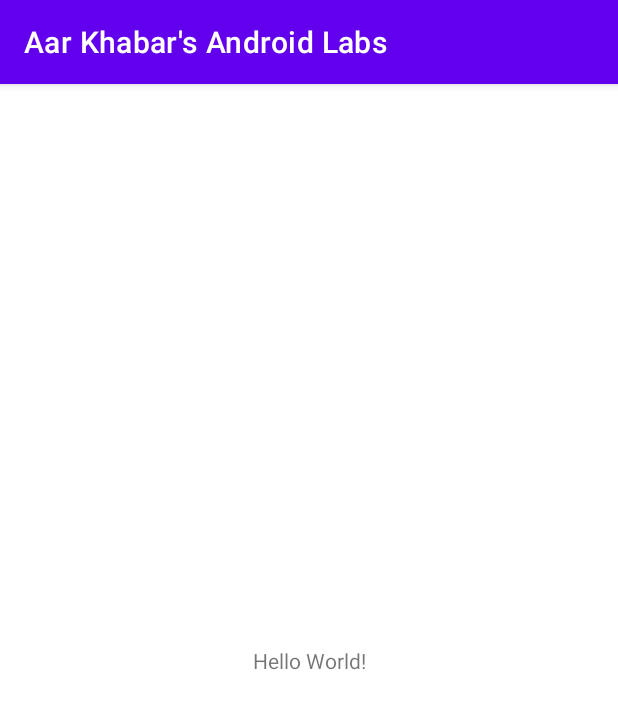
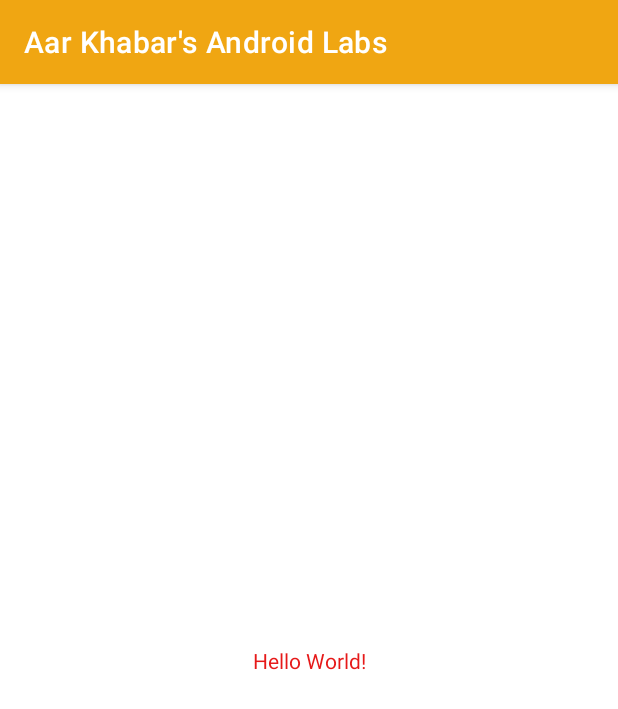
Before and after one commit to AarKhabar/MyAndroidLabs, an Android app: the screen it shows after launch (MainActivity), on a phone screen of 412 x 824 dp. Shown: the top 709 px of the screen. Run offline under Robolectric (Android 15) with nearby library versions, the phone set to English and light mode, and no system bars.

Commit message:
Second commit: changed the icon and app colours

```diff
--- a/app/src/main/AndroidManifest.xml
+++ b/app/src/main/AndroidManifest.xml
@@ -4,7 +4,7 @@
 
     <application
         android:allowBackup="true"
-        android:icon="@mipmap/ic_launcher"
+        android:icon="@drawable/app_icon"
         android:label="@string/app_name"
         android:roundIcon="@mipmap/ic_launcher_round"
         android:supportsRtl="true"
--- a/app/src/main/res/values-night/themes.xml
+++ /dev/null
@@ -1,16 +0,0 @@
-<resources xmlns:tools="http://schemas.android.com/tools">
-    <!-- Base application theme. -->
-    <style name="Theme.AarKhabarsAndroidLabs" parent="Theme.MaterialComponents.DayNight.DarkActionBar">
-        <!-- Primary brand color. -->
-        <item name="colorPrimary">@color/purple_200</item>
-        <item name="colorPrimaryVariant">@color/purple_700</item>
-        <item name="colorOnPrimary">@color/black</item>
-        <!-- Secondary brand color. -->
-        <item name="colorSecondary">@color/teal_200</item>
-        <item name="colorSecondaryVariant">@color/teal_200</item>
-        <item name="colorOnSecondary">@color/black</item>
-        <!-- Status bar color. -->
-        <item name="android:statusBarColor" tools:targetApi="l">?attr/colorPrimaryVariant</item>
-        <!-- Customize your theme here. -->
-    </style>
-</resources>
--- a/app/src/main/res/values/colors.xml
+++ b/app/src/main/res/values/colors.xml
@@ -1,10 +1,9 @@
 <?xml version="1.0" encoding="utf-8"?>
 <resources>
-    <color name="purple_200">#FFBB86FC</color>
-    <color name="purple_500">#FF6200EE</color>
-    <color name="purple_700">#FF3700B3</color>
-    <color name="teal_200">#FF03DAC5</color>
-    <color name="teal_700">#FF018786</color>
-    <color name="black">#FF000000</color>
+    <color name="my_primary">#F0A612</color>
+    <color name="my_secondary">#A60E0E</color>
+    <color name="my_statusbar">#33BD14</color>
+    <color name="my_text">#E61919</color>
+    <color name="black">#000000</color>
     <color name="white">#FFFFFFFF</color>
 </resources>
--- a/app/src/main/res/values/themes.xml
+++ b/app/src/main/res/values/themes.xml
@@ -2,15 +2,15 @@
     <!-- Base application theme. -->
     <style name="Theme.AarKhabarsAndroidLabs" parent="Theme.MaterialComponents.DayNight.DarkActionBar">
         <!-- Primary brand color. -->
-        <item name="colorPrimary">@color/purple_500</item>
-        <item name="colorPrimaryVariant">@color/purple_700</item>
-        <item name="colorOnPrimary">@color/white</item>
+        <item name="colorPrimary">@color/my_primary</item>
+
         <!-- Secondary brand color. -->
-        <item name="colorSecondary">@color/teal_200</item>
-        <item name="colorSecondaryVariant">@color/teal_700</item>
-        <item name="colorOnSecondary">@color/black</item>
+        <item name="colorSecondary">@color/my_secondary</item>
+
         <!-- Status bar color. -->
-        <item name="android:statusBarColor" tools:targetApi="l">?attr/colorPrimaryVariant</item>
+        <item name="android:statusBarColor" tools:targetApi="l">@color/my_statusbar</item>
+
         <!-- Customize your theme here. -->
+        <item name="android:textColor">@color/my_text</item>
     </style>
 </resources>
```
Also changed, not shown: app/src/main/res/drawable/app_icon.png (added).
